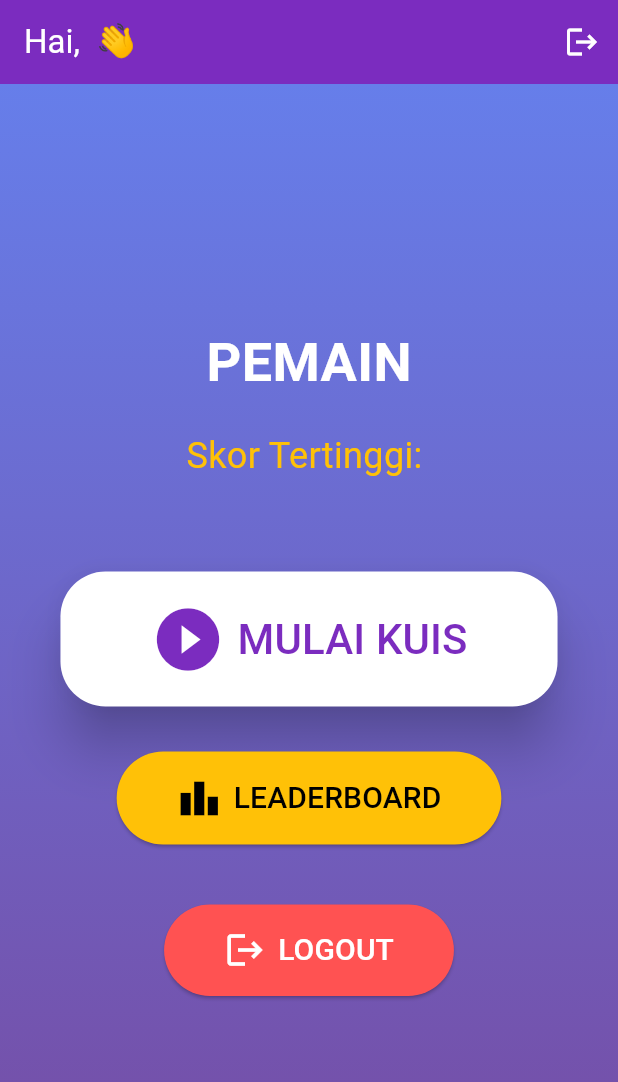
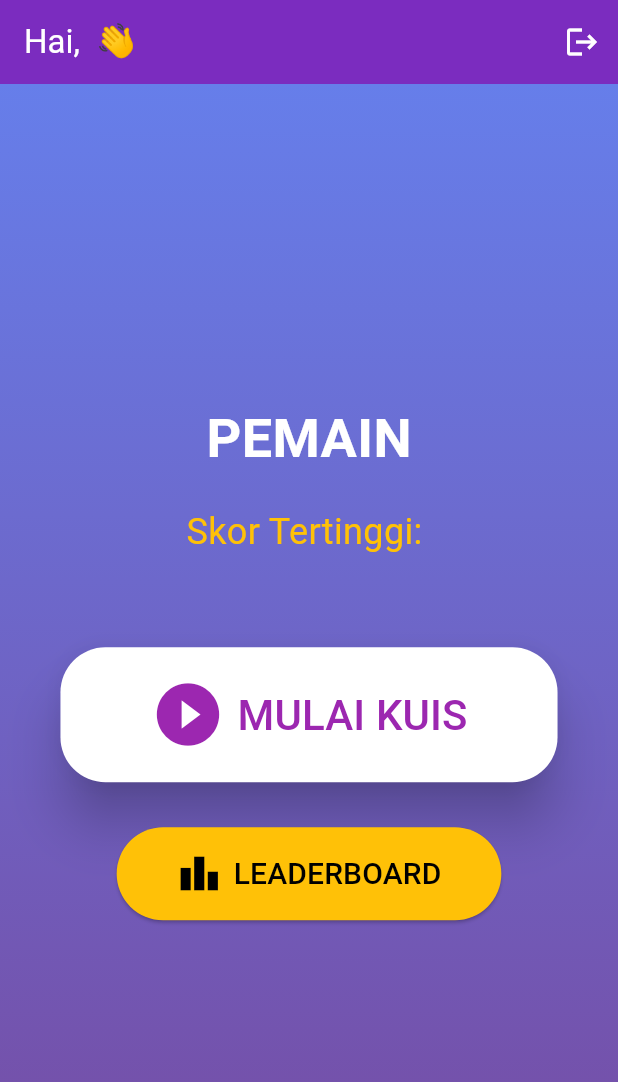
Before and after one commit to abdlbaqi/QUIZKU, a Flutter app: the PlayerDashboardScreen screen opened directly with empty values, on a phone screen of 412 x 824 dp. Shown: the top 1082 px of the screen. Run offline on Flutter 3.47's test engine with Material 3 defaults, Android fonts, the light colour scheme and no system bars; our stand-ins replace cloud_firestore, firebase_auth, firebase_core; accounts and stored records are empty.

Commit message:
add logout di player

```diff
--- a/lib/screens/player/player_dashboard_screen.dart
+++ b/lib/screens/player/player_dashboard_screen.dart
@@ -1,8 +1,6 @@
 // lib/screens/player/player_dashboard_screen.dart
 import 'package:flutter/material.dart';
 import '../../services/firebase_service.dart';
-// import 'quiz_screen.dart';
-// import 'leaderboard_screen.dart';
 
 class PlayerDashboardScreen extends StatelessWidget {
   final Map<String, dynamic> userData;
@@ -19,15 +17,24 @@ class PlayerDashboardScreen extends StatelessWidget {
         actions: [
           IconButton(
             icon: const Icon(Icons.logout),
+            tooltip: "Logout",
+
+            // 🔥 LOGOUT BERHASIL
             onPressed: () async {
               await FirebaseService.logout();
+
               if (context.mounted) {
-                Navigator.pushNamedAndRemoveUntil(context, '/login', (route) => false);
+                Navigator.pushNamedAndRemoveUntil(
+                  context,
+                  '/login',     // sekarang route ini sudah ada!
+                  (route) => false,
+                );
               }
             },
-          )
+          ),
         ],
       ),
+
       body: Container(
         decoration: const BoxDecoration(
           gradient: LinearGradient(
@@ -36,61 +43,56 @@ class PlayerDashboardScreen extends StatelessWidget {
             colors: [Color(0xFF667eea), Color(0xFF764ba2)],
           ),
         ),
+
         child: Center(
           child: Column(
             mainAxisAlignment: MainAxisAlignment.center,
             children: [
               const Text(
                 'PEMAIN',
-                style: TextStyle(fontSize: 36, color: Colors.white, fontWeight: FontWeight.bold),
+                style: TextStyle(
+                  fontSize: 36,
+                  color: Colors.white,
+                  fontWeight: FontWeight.bold,
+                ),
               ),
+
               const SizedBox(height: 20),
+
               Text(
                 'Skor Tertinggi: ${userData['skorTertinggi'] ?? 0}',
-                style: const TextStyle(fontSize: 24, color: Colors.amber),
+                style: const TextStyle(
+                  fontSize: 24,
+                  color: Colors.amber,
+                ),
               ),
+
               const SizedBox(height: 60),
 
               ElevatedButton.icon(
-                // onPressed: () => Navigator.push(context, MaterialPageRoute(builder: (_) => const QuizScreen())),
                 onPressed: () {},
                 icon: const Icon(Icons.play_circle_fill, size: 50),
                 label: const Text('MULAI KUIS', style: TextStyle(fontSize: 28)),
                 style: ElevatedButton.styleFrom(
                   padding: const EdgeInsets.symmetric(horizontal: 60, vertical: 20),
                   backgroundColor: Colors.white,
-                  foregroundColor: const Color(0xFF7b2cbf),
+                  foregroundColor: Colors.purple,
                   elevation: 15,
-                  shape: RoundedRectangleBorder(borderRadius: BorderRadius.circular(30)),
+                  shape: RoundedRectangleBorder(
+                    borderRadius: BorderRadius.circular(30),
+                  ),
                 ),
               ),
 
               const SizedBox(height: 30),
 
               ElevatedButton.icon(
-                // onPressed: () => Navigator.push(context, MaterialPageRoute(builder: (_) => const LeaderboardScreen())),
                 onPressed: () {},
                 icon: const Icon(Icons.leaderboard, size: 30),
                 label: const Text('LEADERBOARD', style: TextStyle(fontSize: 20)),
                 style: ElevatedButton.styleFrom(
                   backgroundColor: Colors.amber,
                   foregroundColor: Colors.black,
-                  padding: const EdgeInsets.symmetric(horizontal: 40, vertical: 16),
-                ),
-              ),
-                const SizedBox(height: 40),
-              ElevatedButton.icon(
-                onPressed: () async {
-                  await FirebaseService.logout();
-                  if (context.mounted) {
-                    Navigator.pushNamedAndRemoveUntil(context, '/login', (route) => false);
-                  }
-                },
-                icon: const Icon(Icons.logout, size: 28),
-                label: const Text('LOGOUT', style: TextStyle(fontSize: 20)),
-                style: ElevatedButton.styleFrom(
-                  backgroundColor: Colors.redAccent,
-                  foregroundColor: Colors.white,
                   padding: const EdgeInsets.symmetric(horizontal: 40, vertical: 16),
                 ),
               ),
```
Also changed, not shown: lib/main.dart (+13 -2 lines).
